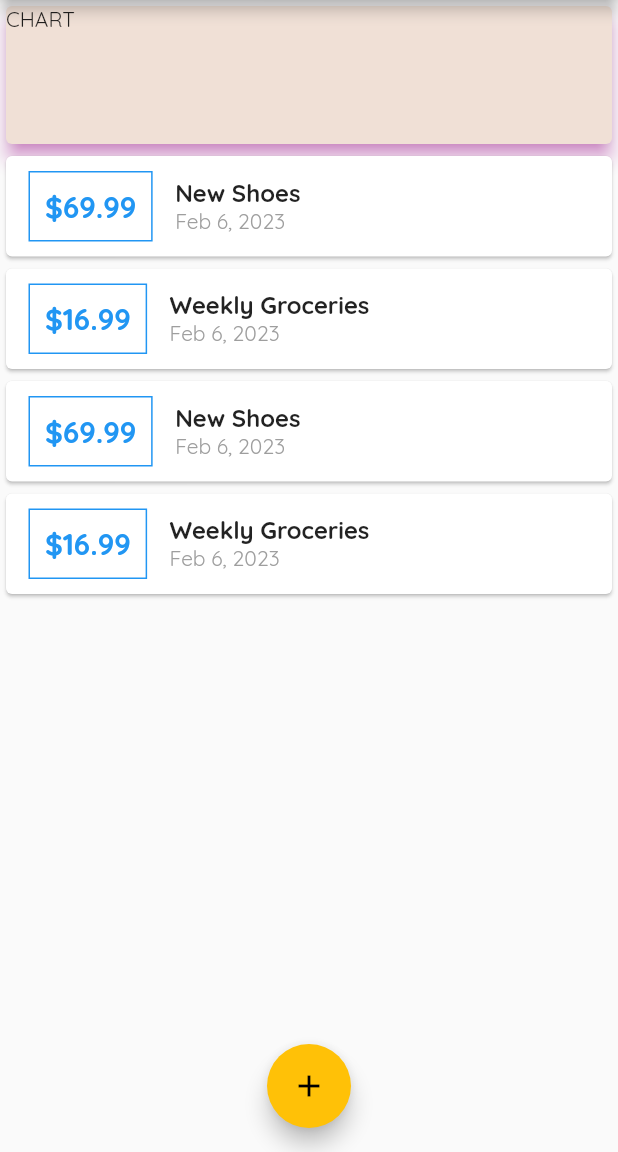
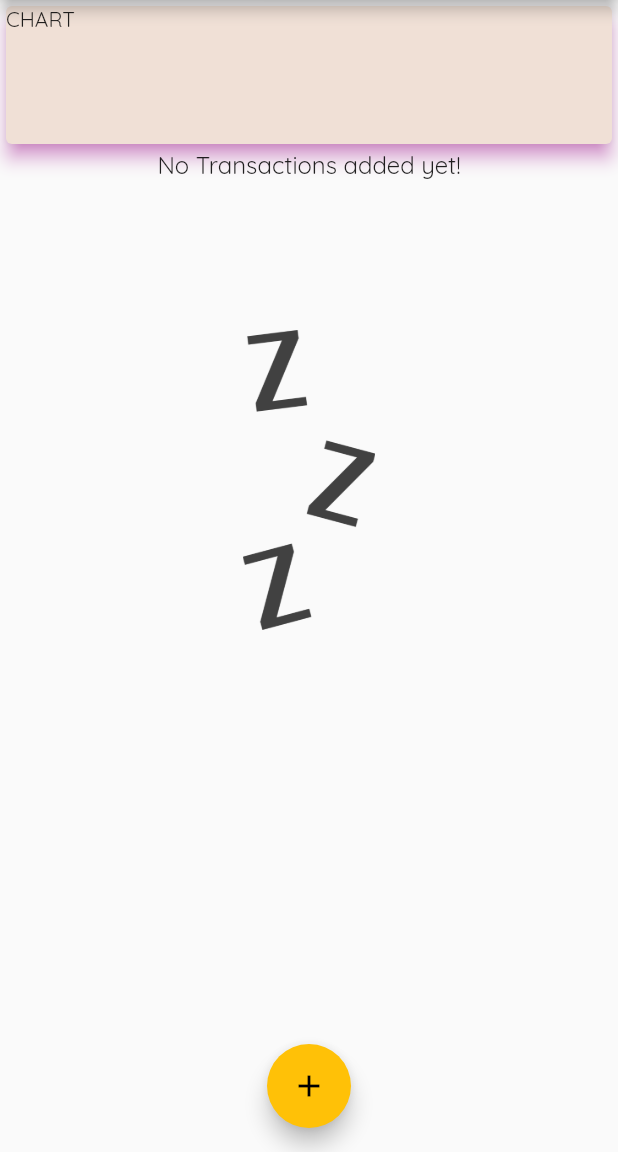
Before and after one commit to Arafat6462/Flutter, a Flutter app: the screen it shows after launch, on a phone screen of 412 x 824 dp, the part 84-1236 px from its top. Run offline on Flutter 3.47's test engine with Material 2 defaults, Android fonts, the phone set to English and light mode, and no system bars.

```diff
--- a/expense_planner/lib/main.dart
+++ b/expense_planner/lib/main.dart
@@ -41,30 +41,20 @@ class _MyHomePageState extends State<MyHomePage> {
   // final amountController = TextEditingController();
 
   final List<Transaction> _userTransactions = [
-    Transaction(
-      id: 't1',
-      title: 'New Shoes',
-      amount: 69.99,
-      date: DateTime.now(),
-    ),
-    Transaction(
-      id: 't2',
-      title: 'Weekly Groceries',
-      amount: 16.99,
-      date: DateTime.now(),
-    ),
-    Transaction(
-      id: 't1',
-      title: 'New Shoes',
-      amount: 69.99,
-      date: DateTime.now(),
-    ),
-    Transaction(
-      id: 't2',
-      title: 'Weekly Groceries',
-      amount: 16.99,
-      date: DateTime.now(),
-    )
+    // Transaction(
+    //   id: 't1',
+    //   title: 'New Shoes',
+    //   amount: 69.99,
+    //   date: DateTime.now(),
+    // ),
+    // Transaction(
+    //   id: 't2',
+    //   title: 'Weekly Groceries',
+    //   amount: 16.99,
+    //   date: DateTime.now(),
+    // ),
+
+
   ];
 
   void _addNewTransaction(String title, double amount) {
--- a/expense_planner/lib/widgets/transacgion_list.dart
+++ b/expense_planner/lib/widgets/transacgion_list.dart
@@ -11,7 +11,25 @@ class TransactionList extends StatelessWidget {
   Widget build(BuildContext context) {
     return Container(
       height: 400,
-      child: ListView.builder(
+      child: transactions.isEmpty
+          ? Column(
+              children: [
+                Text(
+                  "No Transactions added yet!",
+                  style: Theme.of(context).textTheme.titleMedium,
+                ),
+                SizedBox(
+                  height: 100,
+                ), // for spacing between two items.
+                Container(
+                    height: 200,
+                    child: Image.asset(
+                      "assets/images/waiting.png",
+                      fit: BoxFit.cover,
+                    ))
+              ],
+            )
+          : ListView.builder(
               itemBuilder: (context, index) {
                 return Card(
                     child: Row(
@@ -22,7 +40,8 @@ class TransactionList extends StatelessWidget {
                         horizontal: 15,
                       ),
                       decoration: BoxDecoration(
-                  border: Border.all(color: Theme.of(context).primaryColor),
+                        border:
+                            Border.all(color: Theme.of(context).primaryColor),
                       ),
                       padding: EdgeInsets.all(10),
                       child: Text(
@@ -38,7 +57,8 @@ class TransactionList extends StatelessWidget {
                       children: [
                         Text(
                           transactions[index].title,
-                    style: TextStyle(fontSize: 16, fontWeight: FontWeight.bold),
+                          style: TextStyle(
+                              fontSize: 16, fontWeight: FontWeight.bold),
                         ),
                         Text(
                           DateFormat.yMMMd().format(transactions[index].date),
--- a/expense_planner/pubspec.yaml
+++ b/expense_planner/pubspec.yaml
@@ -60,8 +60,8 @@ flutter:
   uses-material-design: true
 
   # To add assets to your application, add an assets section, like this:
-  # assets:
-  #   - images/a_dot_burr.jpeg
+  assets:
+    - assets/images/waiting.png
   #   - images/a_dot_ham.jpeg
 
   # An image asset can refer to one or more resolution-specific "variants", see
```
Also changed, not shown: expense_planner/assets/images/waiting.png (added). Lines whose indentation alone changed are shown as unchanged.
